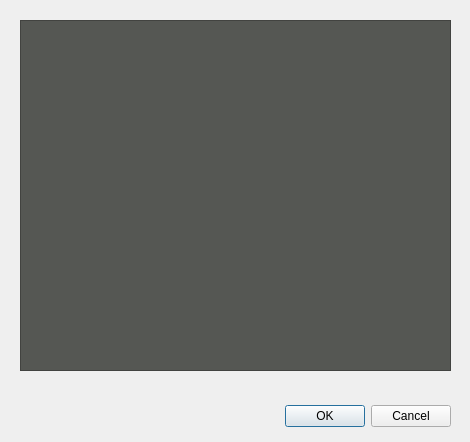
Qt form apps/OpenSpace/ext/launcher/src/assets.ui (OpenSpace/OpenSpace) before a commit.
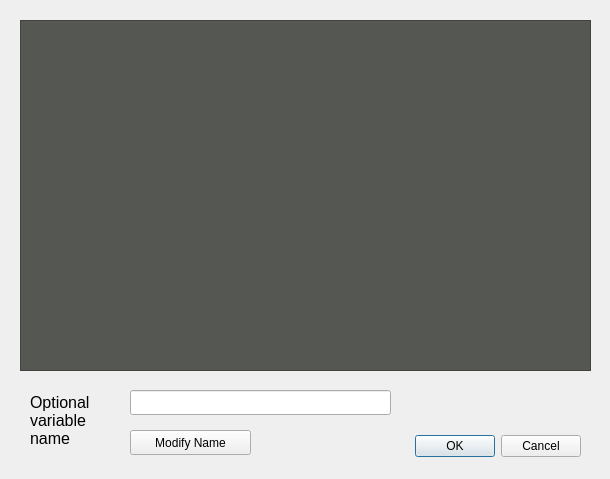
The same form after that commit.

Commit message: Fixed parse exceptions and improved assets with path and variable name

```diff
--- a/apps/OpenSpace/ext/launcher/src/assets.ui
+++ b/apps/OpenSpace/ext/launcher/src/assets.ui
@@ -6,8 +6,8 @@
    <rect>
     <x>0</x>
     <y>0</y>
-    <width>470</width>
-    <height>442</height>
+    <width>610</width>
+    <height>479</height>
    </rect>
   </property>
   <property name="windowTitle">
@@ -16,8 +16,8 @@
   <widget class="QDialogButtonBox" name="buttonBox">
    <property name="geometry">
     <rect>
-     <x>110</x>
-     <y>400</y>
+     <x>240</x>
+     <y>430</y>
      <width>341</width>
      <height>32</height>
     </rect>
@@ -34,7 +34,7 @@
     <rect>
      <x>20</x>
      <y>20</y>
-     <width>431</width>
+     <width>571</width>
      <height>351</height>
     </rect>
    </property>
@@ -56,6 +56,51 @@
     <bool>false</bool>
    </property>
   </widget>
+  <widget class="QPushButton" name="varName">
+   <property name="geometry">
+    <rect>
+     <x>130</x>
+     <y>430</y>
+     <width>121</width>
+     <height>25</height>
+    </rect>
+   </property>
+   <property name="text">
+    <string>Modify Name</string>
+   </property>
+  </widget>
+  <widget class="QLineEdit" name="lineEdit">
+   <property name="geometry">
+    <rect>
+     <x>130</x>
+     <y>390</y>
+     <width>261</width>
+     <height>25</height>
+    </rect>
+   </property>
+  </widget>
+  <widget class="QLabel" name="label">
+   <property name="geometry">
+    <rect>
+     <x>30</x>
+     <y>390</y>
+     <width>71</width>
+     <height>61</height>
+    </rect>
+   </property>
+   <property name="font">
+    <font>
+     <family>Arial</family>
+     <pointsize>12</pointsize>
+    </font>
+   </property>
+   <property name="text">
+    <string>Optional variable name</string>
+   </property>
+   <property name="wordWrap">
+    <bool>true</bool>
+   </property>
+  </widget>
  </widget>
  <resources/>
  <connections>
```
The commit also changes 16 other files.
